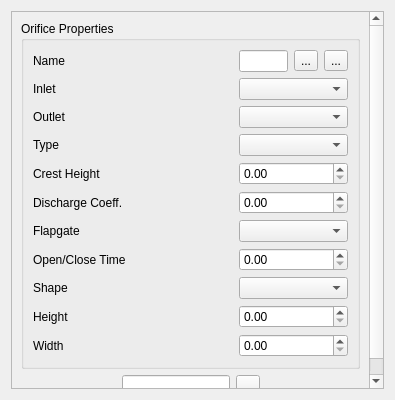
Before: the Qt Designer form flo2d/ui/orifice_attributes.ui in FLO-2DSoftware/qgis-flo-2d-plugin, drawn with Qt 5.
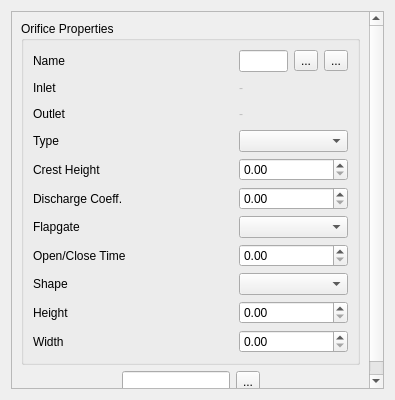
After: the same form once the commit is applied. Icons and pictures are not drawn.

Commit message: Orifices default values adjusted and tested.

Patch:
```diff
--- a/flo2d/ui/orifice_attributes.ui
+++ b/flo2d/ui/orifice_attributes.ui
@@ -151,12 +151,6 @@
               </property>
              </widget>
             </item>
-            <item row="1" column="1" colspan="3">
-             <widget class="QComboBox" name="orifice_inlet"/>
-            </item>
-            <item row="2" column="1" colspan="3">
-             <widget class="QComboBox" name="orifice_outlet"/>
-            </item>
             <item row="3" column="1" colspan="3">
              <widget class="QComboBox" name="orifice_type"/>
             </item>
@@ -181,6 +175,38 @@
             <item row="10" column="1" colspan="3">
              <widget class="QDoubleSpinBox" name="orifice_width"/>
             </item>
+            <item row="1" column="1" colspan="3">
+             <widget class="QLabel" name="orifice_inlet">
+              <property name="enabled">
+               <bool>false</bool>
+              </property>
+              <property name="minimumSize">
+               <size>
+                <width>0</width>
+                <height>20</height>
+               </size>
+              </property>
+              <property name="text">
+               <string>-</string>
+              </property>
+             </widget>
+            </item>
+            <item row="2" column="1" colspan="3">
+             <widget class="QLabel" name="orifice_outlet">
+              <property name="enabled">
+               <bool>false</bool>
+              </property>
+              <property name="minimumSize">
+               <size>
+                <width>0</width>
+                <height>20</height>
+               </size>
+              </property>
+              <property name="text">
+               <string>-</string>
+              </property>
+             </widget>
+            </item>
            </layout>
           </item>
          </layout>
```
The commit also changes 1 other file.
